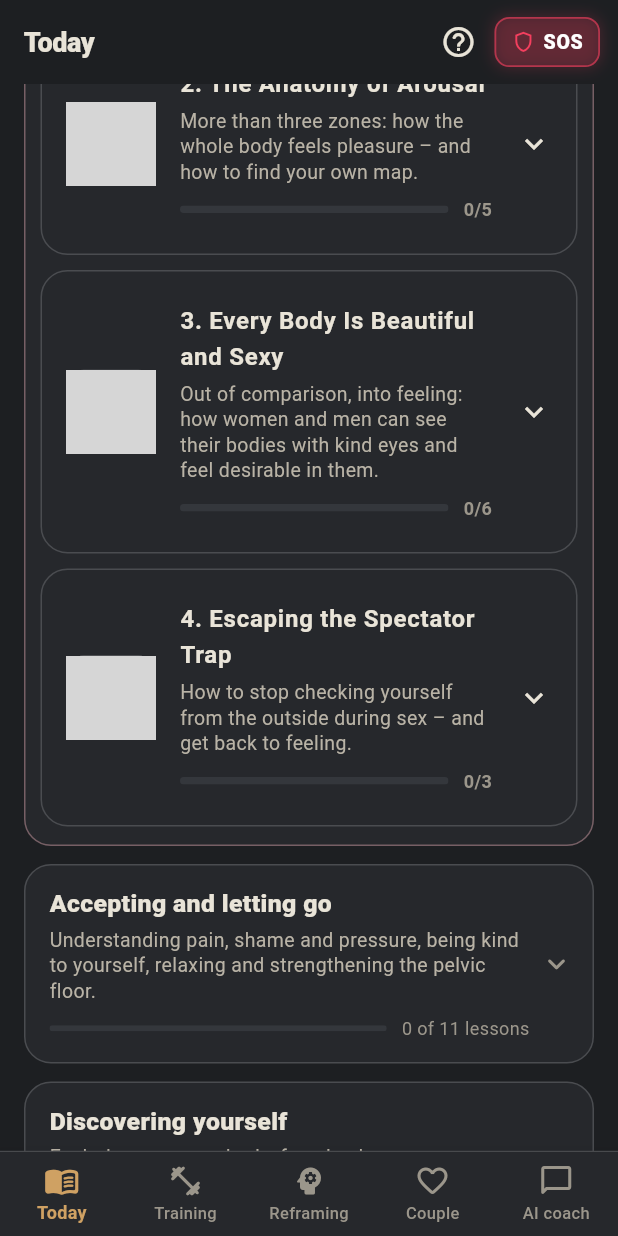
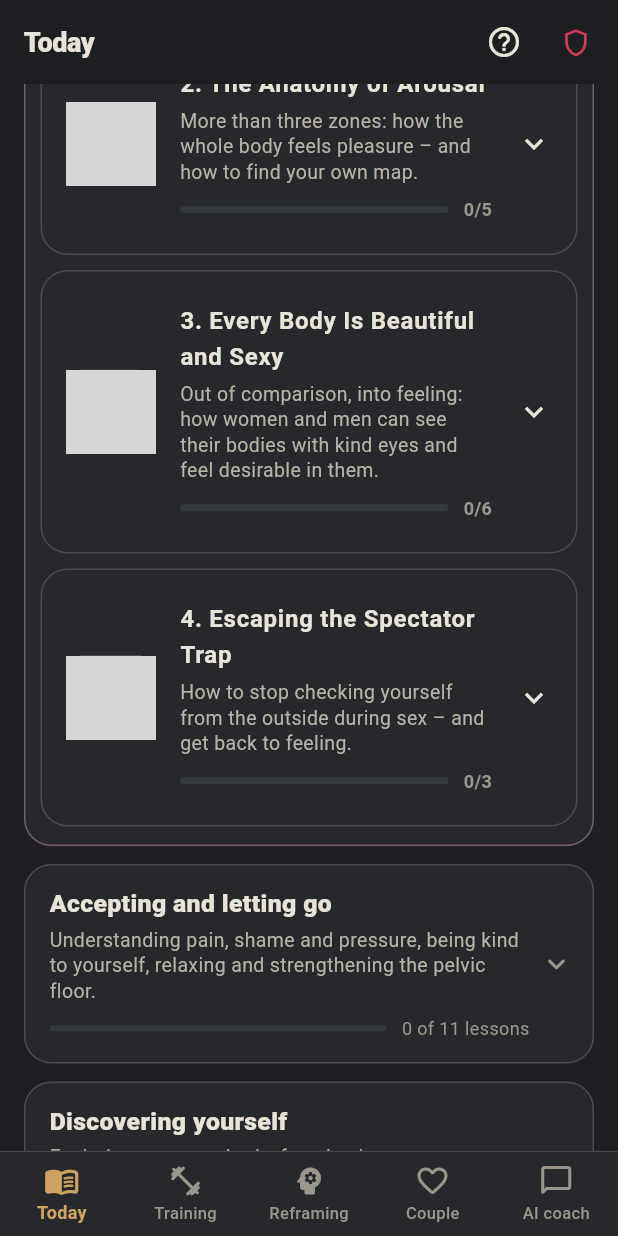
Before and after one commit to angemann-app/velvet_app, a Flutter app: the MainNavigationScreen screen opened directly, scrolled down 1152 dp, on a phone screen of 412 x 824 dp. Run offline on Flutter 3.47's test engine with Material 3 defaults, Android fonts, the phone set to English and light mode, and no system bars; our stand-ins replace audioplayers, flutter_local_notifications, flutter_secure_storage, flutter_svg, flutter_tts, google_generative_ai and 7 more; missing offline and left inert: android_intent_plus, audio_session, cryptography, dart:ffi, flutter_webrtc, mobile_scanner and 4 more; accounts and stored records are empty; network calls fail; project files that could hold a hidden picture were left out; grey boxes are pictures that could not be loaded.

Commit message:
Heute, Stufe 3: SOS als kleines Schild ohne Beschriftung und Leuchten
Co-Authored-By: Claude Sonnet 5.5 <noreply@anthropic.com>

```diff
--- a/lib/widgets/sos_button.dart
+++ b/lib/widgets/sos_button.dart
@@ -1,7 +1,11 @@
 import 'package:flutter/material.dart';
+
+import '../l10n/t.dart';
+import '../screens/sos/sos_modal.dart';
 import '../theme/app_theme.dart';
-import '../screens/sos/sos_modal.dart';
 
+/// Soforthilfe in der Kopfzeile: nur ein kleines Schild, ohne Beschriftung und Leuchten (docs/konzepte/heute-und-produktschliff.md,
+/// Punkt 4). Bleibt auf allen Hauptseiten erreichbar; Antippen öffnet wie bisher die Akut-Hilfe.
 class SosButton extends StatelessWidget {
   final double size;
 
@@ -10,53 +14,11 @@ class SosButton extends StatelessWidget {
   @override
   Widget build(BuildContext context) {
     return Padding(
-      padding: const EdgeInsets.only(right: 12.0),
-      child: Material(
-        color: Colors.transparent,
-        child: InkWell(
-          onTap: () {
-            SosModal.show(context);
-          },
-          borderRadius: BorderRadius.circular(10),
-          child: Container(
-            padding: const EdgeInsets.symmetric(horizontal: 10, vertical: 6),
-            decoration: BoxDecoration(
-              color: AppTheme.rose.withValues(alpha: 0.15),
-              borderRadius: BorderRadius.circular(10),
-              border: Border.all(
-                color: AppTheme.rose.withValues(alpha: 0.6),
-                width: 1.2,
-              ),
-              boxShadow: [
-                BoxShadow(
-                  color: AppTheme.rose.withValues(alpha: 0.2),
-                  blurRadius: 8,
-                  spreadRadius: 1,
-                ),
-              ],
-            ),
-            child: Row(
-              mainAxisSize: MainAxisSize.min,
-              children: [
-                Icon(
-                  Icons.shield_outlined,
-                  color: AppTheme.rose,
-                  size: size * 0.45,
-                ),
-                const SizedBox(width: 5),
-                const Text(
-                  'SOS',
-                  style: TextStyle(
-                    color: Colors.white,
-                    fontWeight: FontWeight.w800,
-                    fontSize: 13,
-                    letterSpacing: 0.5,
-                  ),
-                ),
-              ],
-            ),
-          ),
-        ),
+      padding: const EdgeInsets.only(right: 4),
+      child: IconButton(
+        onPressed: () => SosModal.show(context),
+        tooltip: t.sosModalSosQuickHelp,
+        icon: Icon(Icons.shield_outlined, color: AppTheme.rose.withValues(alpha: 0.85), size: size * 0.6),
       ),
     );
   }
```
